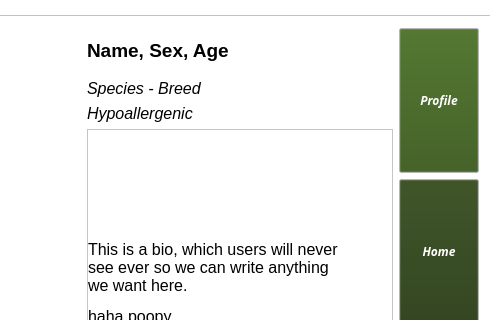
CS-205-S21/team_1_4, file pet_tinder/gui/petfinder.ui: the form before one commit; both pictures show x 237 to 727 and y 0 to 320 of the 727 by 508 pixel window.
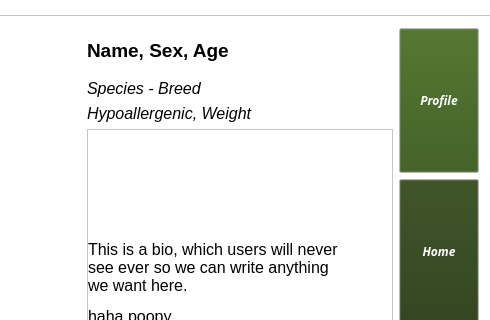
The form after the commit.

Commit message: Messages work for adoptee, adding new database methods, gui almost done

What changed in the file:
```diff
--- a/pet_tinder/gui/petfinder.ui
+++ b/pet_tinder/gui/petfinder.ui
@@ -555,7 +555,7 @@
            </font>
           </property>
           <property name="text">
-           <string>Hypoallergenic</string>
+           <string>Hypoallergenic, Weight</string>
           </property>
          </widget>
         </item>
```
Left out of the diff: 2 changed lines with no effect on the pictures. The commit also changes 4 other files.
